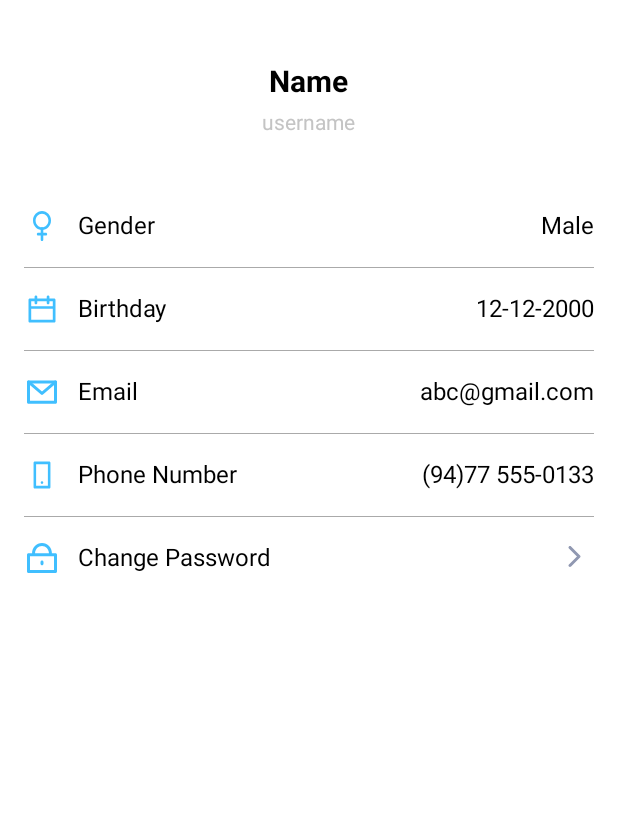
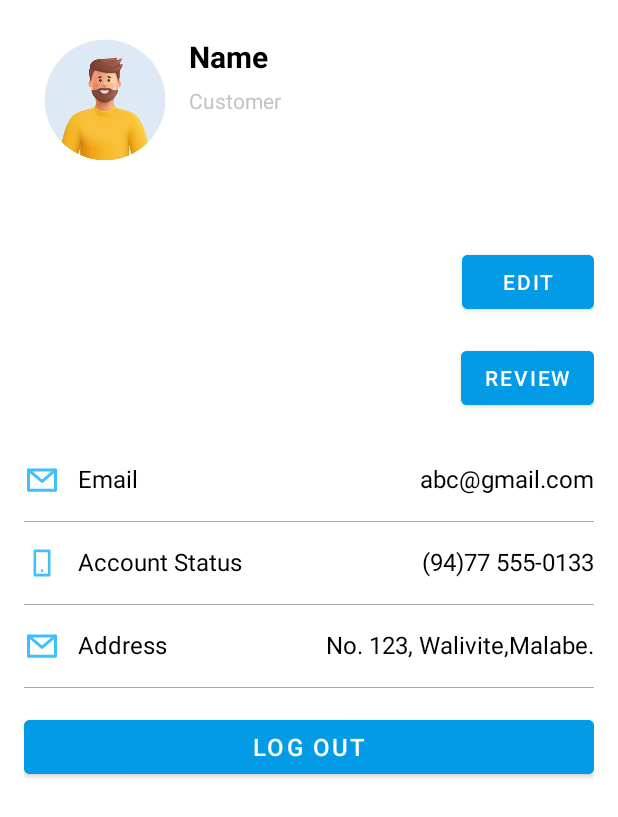
Before and after one commit to IT21168390/E-commerce_Customers-_Android_App-EAD_Assessment, an Android app: the layout fragment_profile_view.xml on its own in the app's theme, with its tools: preview values and no code run, on a phone screen of 412 x 824 dp. Shown: the top 817 px of the screen. Run offline under Robolectric (Android 15) with nearby library versions, the phone set to English and light mode, and no system bars.

Commit message:
Added profile view and edit screens

```diff
--- a/app/src/main/res/layout/fragment_profile_view.xml
+++ b/app/src/main/res/layout/fragment_profile_view.xml
@@ -8,17 +8,24 @@
     android:orientation="vertical"
     android:padding="16dp"
     android:background="@color/white"
-    tools:context=".fragments.ProfileViewFragment"
-    >
+    tools:context=".fragments.ProfileViewFragment">
 
     <!-- Profile Header -->
     <RelativeLayout
         android:layout_width="match_parent"
         android:layout_height="wrap_content"
-        android:gravity="center"
+        android:gravity="start"
         android:layout_marginBottom="32dp">
 
-        <!-- Name -->
+        <ImageView
+            android:id="@+id/profileIcon"
+            android:layout_width="100dp"
+            android:layout_height="100dp"
+            android:layout_alignParentStart="true"
+            android:layout_marginStart="4dp"
+            android:layout_marginBottom="16dp"
+            android:src="@drawable/avatar" />
+
         <TextView
             android:id="@+id/tvName"
             android:layout_width="wrap_content"
@@ -26,25 +33,43 @@
             android:text="Name"
             android:textSize="20sp"
             android:textStyle="bold"
-            android:gravity="center"
-            android:layout_centerHorizontal="true"
-            android:layout_marginTop="24dp"
+            android:layout_marginLeft="110dp"
+            android:layout_marginTop="8dp"
             android:textColor="@color/black"/>
 
-        <!-- Username -->
         <TextView
-            android:id="@+id/tvUsername"
+            android:id="@+id/tvRole"
             android:layout_width="wrap_content"
             android:layout_height="wrap_content"
-            android:text="username"
-            android:textSize="14sp"
-            android:gravity="center"
+            android:layout_below="@id/tvName"
+            android:layout_marginLeft="110dp"
+            android:layout_marginTop="6dp"
+            android:text="Customer"
             android:textColor="@color/gray_400"
-            android:layout_below="@id/tvName"
-            android:layout_centerHorizontal="true"
-            android:layout_marginTop="4dp" />
+            android:textSize="14sp" />
+    </RelativeLayout>
 
-    </RelativeLayout>
+    <!-- Edit Button -->
+    <Button
+        android:id="@+id/btnEdit"
+        android:layout_width="wrap_content"
+        android:layout_height="wrap_content"
+        android:text="Edit"
+        android:textColor="@color/white"
+        android:backgroundTint="@color/light_blue_600"
+        android:layout_gravity="end"
+        android:layout_marginBottom="16dp" />
+
+
+    <Button
+        android:id="@+id/btnReview"
+        android:layout_width="wrap_content"
+        android:layout_height="wrap_content"
+        android:text="Review"
+        android:textColor="@color/white"
+        android:backgroundTint="@color/light_blue_600"
+        android:layout_gravity="end"
+        android:layout_marginBottom="16dp" />
 
     <!-- Profile Details -->
     <LinearLayout
@@ -54,80 +79,6 @@
         android:divider="@android:color/darker_gray"
         android:dividerHeight="1dp"
         android:showDividers="middle">
-
-        <!-- Gender -->
-        <RelativeLayout
-            android:layout_width="match_parent"
-            android:layout_height="wrap_content"
-            android:paddingVertical="16dp">
-            <ImageView
-                android:id="@+id/iconGender"
-                android:layout_width="24dp"
-                android:layout_height="24dp"
-                android:src="@drawable/ic_gender"
-                android:layout_alignParentStart="true" />
-            <TextView
-                android:id="@+id/tvGender"
-                android:layout_width="wrap_content"
-                android:layout_height="wrap_content"
-                android:text="Gender"
-                android:textSize="16sp"
-                android:layout_toEndOf="@id/iconGender"
-                android:layout_marginStart="12dp"
-                android:textColor="@color/black" />
-            <TextView
-                android:id="@+id/tvGenderValue"
-                android:layout_width="wrap_content"
-                android:layout_height="wrap_content"
-                android:text="Male"
-                android:textSize="16sp"
-                android:textColor="@color/black"
-                android:layout_alignParentEnd="true" />
-            <ImageView
-                android:layout_width="24dp"
-                android:layout_height="24dp"
-                android:src="@drawable/ic_arrow_right"
-                android:layout_toEndOf="@id/tvGenderValue"
-                android:layout_alignParentEnd="true"
-                android:layout_marginStart="8dp" />
-        </RelativeLayout>
-
-        <!-- Birthday -->
-        <RelativeLayout
-            android:layout_width="match_parent"
-            android:layout_height="wrap_content"
-            android:paddingVertical="16dp">
-            <ImageView
-                android:id="@+id/iconBirthday"
-                android:layout_width="24dp"
-                android:layout_height="24dp"
-                android:src="@drawable/ic_date"
-                android:layout_alignParentStart="true" />
-            <TextView
-                android:id="@+id/tvBirthday"
-                android:layout_width="wrap_content"
-                android:layout_height="wrap_content"
-                android:text="Birthday"
-                android:textSize="16sp"
-                android:layout_toEndOf="@id/iconBirthday"
-                android:layout_marginStart="12dp"
-                android:textColor="@color/black" />
-            <TextView
-                android:id="@+id/tvBirthdayValue"
-                android:layout_width="wrap_content"
-                android:layout_height="wrap_content"
-                android:text="12-12-2000"
-                android:textSize="16sp"
-                android:textColor="@color/black"
-                android:layout_alignParentEnd="true" />
-            <ImageView
-                android:layout_width="24dp"
-                android:layout_height="24dp"
-                android:src="@drawable/ic_arrow_right"
-                android:layout_toEndOf="@id/tvBirthdayValue"
-                android:layout_alignParentEnd="true"
-                android:layout_marginStart="8dp" />
-        </RelativeLayout>
 
         <!-- Email -->
         <RelativeLayout
@@ -149,24 +100,14 @@
                 android:layout_toEndOf="@id/iconEmail"
                 android:layout_marginStart="12dp"
                 android:textColor="@color/black" />
-
             <TextView
                 android:id="@+id/tvEmailValue"
                 android:layout_width="wrap_content"
                 android:layout_height="wrap_content"
                 android:layout_alignParentEnd="true"
-                android:layout_marginEnd="0dp"
                 android:text="abc@gmail.com"
                 android:textColor="@color/black"
                 android:textSize="16sp" />
-
-            <ImageView
-                android:layout_width="24dp"
-                android:layout_height="24dp"
-                android:src="@drawable/ic_arrow_right"
-                android:layout_toEndOf="@id/tvEmailValue"
-                android:layout_alignParentEnd="true"
-                android:layout_marginStart="8dp" />
         </RelativeLayout>
 
         <!-- Phone Number -->
@@ -175,65 +116,70 @@
             android:layout_height="wrap_content"
             android:paddingVertical="16dp">
             <ImageView
-                android:id="@+id/iconPhoneNumber"
+                android:id="@+id/iconAccountStatus"
                 android:layout_width="24dp"
                 android:layout_height="24dp"
                 android:src="@drawable/ic_phone_icon"
                 android:layout_alignParentStart="true" />
             <TextView
-                android:id="@+id/tvPhoneNumber"
+                android:id="@+id/tvAccountStatus"
                 android:layout_width="wrap_content"
                 android:layout_height="wrap_content"
-                android:text="Phone Number"
+                android:text="Account Status"
                 android:textSize="16sp"
-                android:layout_toEndOf="@id/iconPhoneNumber"
+                android:layout_toEndOf="@id/iconAccountStatus"
                 android:layout_marginStart="12dp"
                 android:textColor="@color/black" />
-
             <TextView
-                android:id="@+id/tvPhoneNumberValue"
+                android:id="@+id/tvAccountStatusValue"
                 android:layout_width="wrap_content"
                 android:layout_height="wrap_content"
                 android:layout_alignParentEnd="true"
                 android:text="(94)77 555-0133"
                 android:textColor="@color/black"
                 android:textSize="16sp" />
-            <ImageView
-                android:layout_width="24dp"
-                android:layout_height="24dp"
-                android:src="@drawable/ic_arrow_right"
-                android:layout_toEndOf="@id/tvPhoneNumberValue"
-                android:layout_alignParentEnd="true"
-                android:layout_marginStart="8dp" />
         </RelativeLayout>
 
-        <!-- Change Password -->
+        <!-- Address -->
         <RelativeLayout
             android:layout_width="match_parent"
             android:layout_height="wrap_content"
             android:paddingVertical="16dp">
             <ImageView
-                android:id="@+id/iconChangePassword"
+                android:id="@+id/iconAddress"
                 android:layout_width="24dp"
                 android:layout_height="24dp"
-                android:src="@drawable/ic_password"
+                android:src="@drawable/ic_message"
                 android:layout_alignParentStart="true" />
             <TextView
-                android:id="@+id/tvChangePassword"
+                android:id="@+id/tvAddress"
                 android:layout_width="wrap_content"
                 android:layout_height="wrap_content"
-                android:text="Change Password"
+                android:text="Address"
                 android:textSize="16sp"
-                android:layout_toEndOf="@id/iconChangePassword"
+                android:layout_toEndOf="@id/iconAddress"
                 android:layout_marginStart="12dp"
                 android:textColor="@color/black" />
-            <ImageView
-                android:layout_width="24dp"
-                android:layout_height="24dp"
-                android:src="@drawable/ic_arrow_right"
-                android:layout_alignParentEnd="true" />
+            <TextView
+                android:id="@+id/tvAddressValue"
+                android:layout_width="wrap_content"
+                android:layout_height="wrap_content"
+                android:layout_alignParentEnd="true"
+                android:text="No. 123, Walivite,Malabe."
+                android:textColor="@color/black"
+                android:textSize="16sp" />
         </RelativeLayout>
 
+        <!-- Log Out Button -->
+        <Button
+            android:id="@+id/btnLogOut"
+            android:layout_width="match_parent"
+            android:layout_height="wrap_content"
+            android:text="Log out"
+            android:backgroundTint="@color/light_blue_600"
+            android:textColor="@color/white"
+            android:textSize="16sp"
+            android:layout_marginTop="16dp"
+            android:layout_marginBottom="16dp" />
     </LinearLayout>
-
 </LinearLayout>
```
Also changed, not shown: app/src/main/java/com/example/e_commercecustomers_ead/MainActivity.java (+8 -1 lines), app/src/main/java/com/example/e_commercecustomers_ead/fragments/ProductDetailsFragment.java (+27 -0 lines), app/src/main/java/com/example/e_commercecustomers_ead/fragments/ProfileViewFragment.java (+57 -49 lines), app/src/main/java/com/example/e_commercecustomers_ead/fragments/ReviewUpdateFragment.java (added, +58 -0 lines), app/src/main/res/layout/fragment_profile_edit.xml (+65 -38 lines), app/src/main/res/layout/fragment_review_update.xml (added, +76 -0 lines), app/src/main/res/drawable/avatar.jpg (added), app/src/main/res/values/styles.xml (indentation only).
